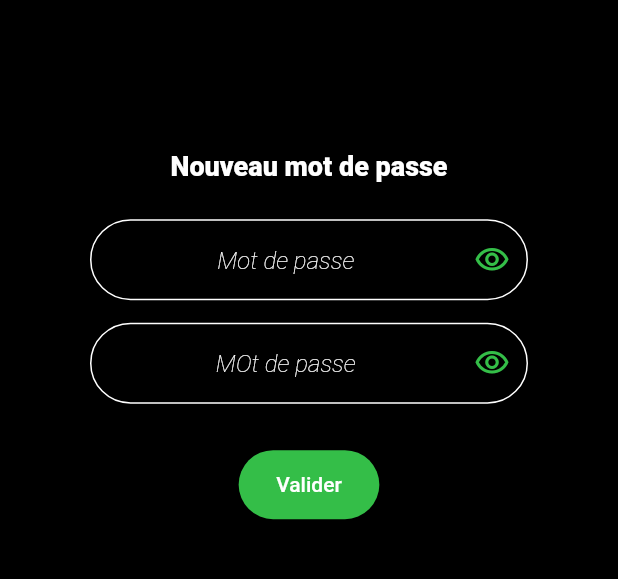
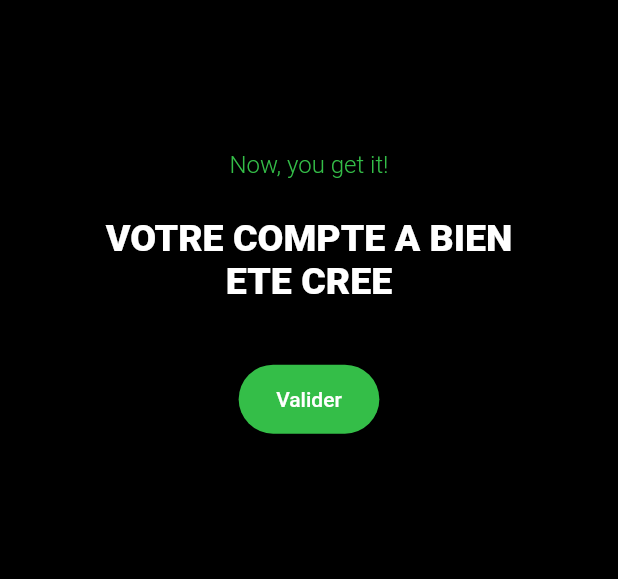
Before and after one commit to momo2555/geteat, a Flutter app: the SignupPasswordPage screen opened by its route, after a tap on "Valider", on a phone screen of 412 x 824 dp, the part 435-1014 px from its top. Run offline on Flutter 3.47's test engine with Material 2 defaults, Android fonts, the phone set to English and light mode, and no system bars.

Commit message:
Home Page Add Fire Base Confirmation signup page

```diff
--- a/lib/main.dart
+++ b/lib/main.dart
@@ -1,7 +1,9 @@
 
 import 'package:flutter/material.dart';
+import 'package:geteat/views/client_home_page.dart';
 import 'package:geteat/views/main_sign_page.dart';
 import 'package:geteat/views/signup/signup_code_page.dart';
+import 'package:geteat/views/signup/signup_confirm_page.dart';
 import 'package:geteat/views/signup/signup_name_page.dart';
 import 'package:geteat/views/signup/signup_password_page.dart';
 
@@ -50,7 +52,7 @@ class RouteGenerator {
                         //if not showing sign in page
                         return SignInPage();
                       }
-                    }
+)                    }
 
                     return Container();
                   },
@@ -59,8 +61,12 @@ class RouteGenerator {
         return MaterialPageRoute(builder: (context) => const SignupCodePage());
       case '/signup_name':
         return MaterialPageRoute(builder: (context) => const SignupNamePage());
-        case '/signup_password':
+      case '/signup_password':
         return MaterialPageRoute(builder: (context) => const SignupPasswordPage());
+      case '/signup_confirm':
+        return MaterialPageRoute(builder: (context) => const SignupConfirmPage());
+      case '/client_home':
+        return MaterialPageRoute(builder: (context) => const ClientHomepage());
      /* case '/newPost/confirmation':
         return MaterialPageRoute(
             builder: (context) => const NewPostConfirmationPage());
--- /dev/null
+++ b/lib/views/signup/signup_confirm_page.dart
@@ -0,0 +1,70 @@
+import 'package:flutter/cupertino.dart';
+import 'package:flutter/material.dart';
+import 'package:flutter/src/foundation/key.dart';
+import 'package:flutter/src/widgets/framework.dart';
+import 'package:geteat/components/action_button.dart';
+import 'package:geteat/components/simple_input.dart';
+import 'package:geteat/components/simple_text.dart';
+
+class SignupConfirmPage extends StatefulWidget {
+  const SignupConfirmPage({Key? key}) : super(key: key);
+
+  @override
+  State<SignupConfirmPage> createState() => _SignupConfirmPageState();
+}
+
+class _SignupConfirmPageState extends State<SignupConfirmPage> {
+  @override
+  Widget build(BuildContext context) {
+    return Scaffold(
+      appBar: AppBar(
+        toolbarHeight: 150,
+        leadingWidth: 100,
+      ),
+      body: SingleChildScrollView(
+        padding: EdgeInsets.symmetric(horizontal: 60),
+        child: Column(
+
+          children: [
+            SizedBox(
+              height: 60,
+            ),
+            Image.asset('assets/logos/geteat_logo.png'),
+            SizedBox(
+              height: 100,
+            ),
+            SimpleText(
+              text: "Now, you get it!",
+              size: 16,
+              thick: 3,
+              color: 1,
+              ),
+            SizedBox(
+                height: 25,
+              ),
+            SimpleText(
+              text: "VOTRE COMPTE A BIEN ETE CREE",
+              size: 25,
+              thick: 9,
+              color: 0,
+              ),
+            SizedBox(
+                height: 25,
+              ),
+
+            SizedBox(
+                height: 15,
+              ),
+            ActionButton(
+              text: "Valider",
+              filled: true,
+              action: () {
+                Navigator.pushNamed(context, '/client_home');
+              }
+            ),
+          ],
+        ),
+      ),
+    );
+  }
+}
--- a/lib/views/signup/signup_password_page.dart
+++ b/lib/views/signup/signup_password_page.dart
@@ -60,7 +60,7 @@ class _SignupPasswordPageState extends State<SignupPasswordPage
             text: "Valider",
             filled: true,
             action: () {
-
+              Navigator.pushNamed(context, '/signup_confirm');
             }
           ),
           ],
```
Also changed, not shown: lib/components/restaurant_thumbnail.dart (added, +61 -0 lines), lib/views/client_home_page.dart (added, +88 -0 lines), lib/views/pages/cart_page.dart (added, +17 -0 lines), lib/views/pages/command_page.dart (added, +17 -0 lines), lib/views/pages/profile_page.dart (added, +17 -0 lines), lib/views/pages/restaurant_list_page.dart (added, +30 -0 lines), assets/images/resto_1.jpg (added), assets/images/resto_2.jpg (added), assets/images/resto_3.jpg (added), 3 other files.
